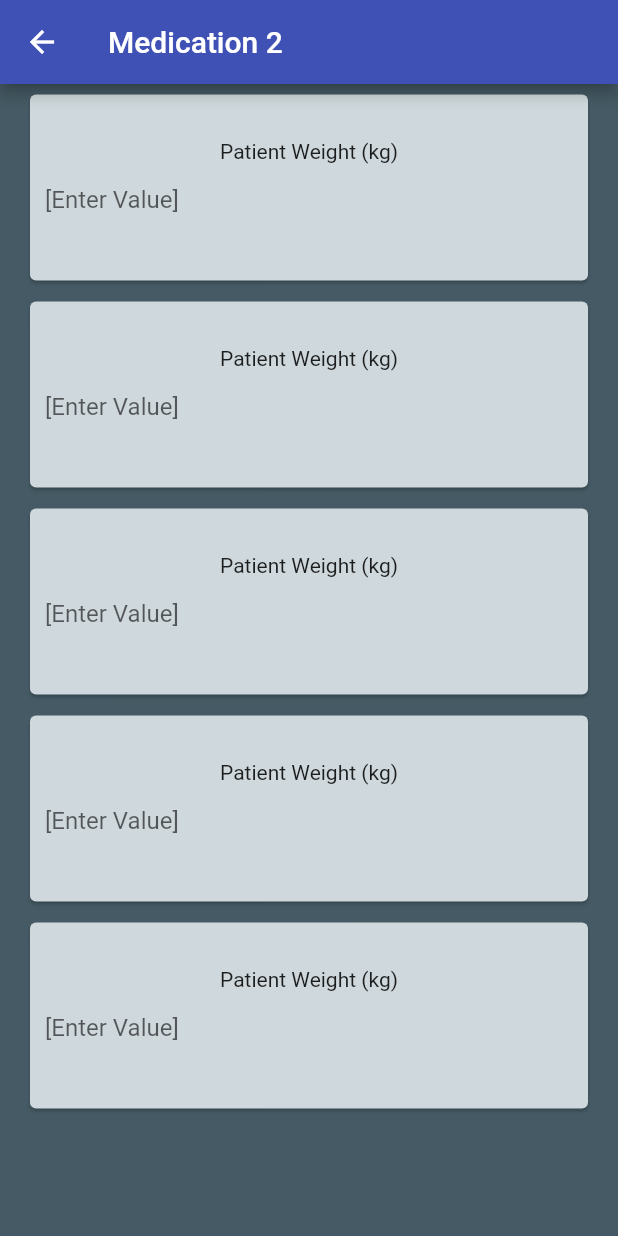
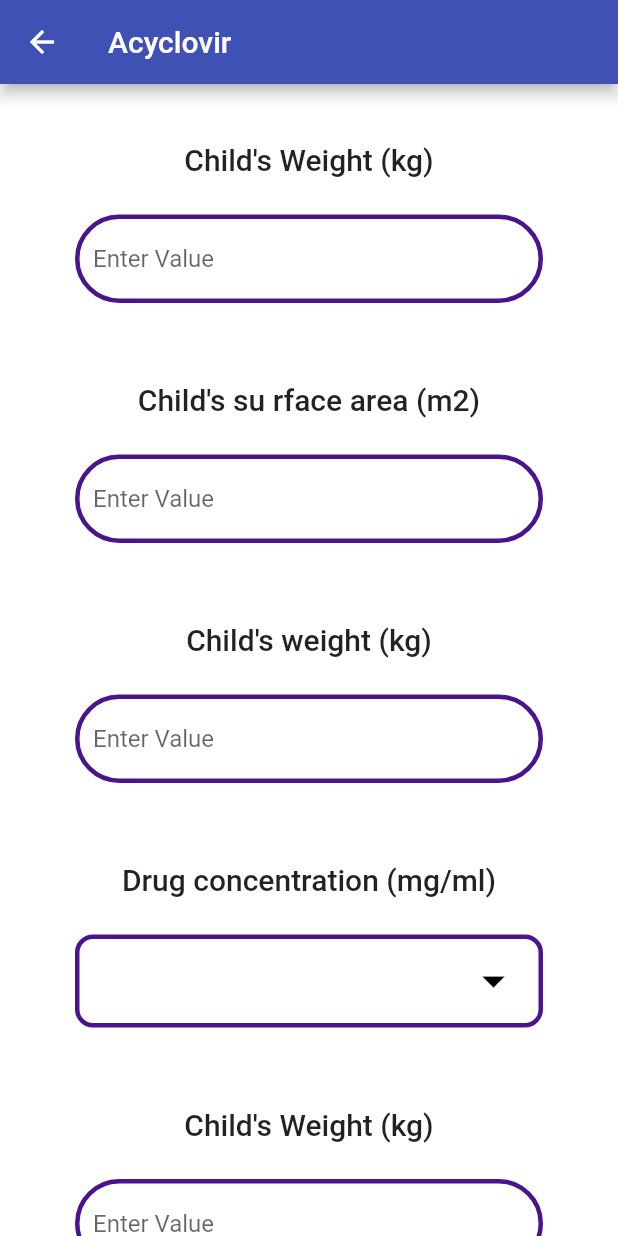
Before and after one commit to CSCIX691DAL/Application-for-Dosing-of-Pediat, a Flutter app: the Med2 screen opened directly, on a phone screen of 412 x 824 dp. Run offline on Flutter 3.47's test engine with Material 2 defaults, Android fonts, the phone set to English and light mode, and no system bars.

Commit message:
changed design for text formFields and added a new drop down list

```diff
--- a/dosing_app/lib/all_page.dart
+++ b/dosing_app/lib/all_page.dart
@@ -103,7 +103,7 @@ class _AllPageState extends State<AllPage> {
               child: Card(
                 child: ListTile(
                   leading: FlutterLogo(size: 72.0),
-                  title: Text('Medication 2'),
+                  title: Text('Acyclovir'),
                   subtitle: Text(
                       'A sufficiently long subtitle warrants three lines.'),
                   trailing: Icon(Icons.more_vert),
--- a/dosing_app/lib/medications/med_2.dart
+++ b/dosing_app/lib/medications/med_2.dart
@@ -1,25 +1,82 @@
-import 'dart:html';
+//import 'dart:html';
 
 import 'package:flutter/material.dart';
 
 class Med2 extends StatelessWidget {
   const Med2({Key? key}) : super(key: key);
 
-  Widget buildCard(cardTitle) {
-    return Card(
-      color: Colors.blueGrey[100],
-      margin: EdgeInsets.symmetric(horizontal: 20, vertical: 7),
-      child: Padding(
-        padding: EdgeInsets.symmetric(horizontal: 10, vertical: 30),
+  @override
+  Widget build(BuildContext context) {
+    return Scaffold(
+      appBar: AppBar(
+        title: Text("Acyclovir"),
+      ),
+      backgroundColor: Colors.white, //page background color
+
+      body: SingleChildScrollView(
         child: Column(
           children: <Widget>[
-            Text(
-              cardTitle,
+            formFieldContainer("Child's Weight (kg)"),
+            formFieldContainer("Child's su rface area (m2)"),
+            formFieldContainer("Child's weight (kg)"),
+            //formFieldContainer("Drug concentration (mg/ml)"), //drop down  list
+            dropDownList(
+              some1: "Drug concentration (mg/ml)",
+            ),
+            formFieldContainer("Child's Weight (kg)"),
+            formFieldContainer("Child's Weight (kg)"),
+            formFieldContainer("Child's Weight (kg)"),
+            formFieldContainer("Child's Weight (kg)"),
+            formFieldContainer("Child's Weight (kg)"),
+          ],
+        ),
+      ),
+    );
+  }
+}
+
+//Stateless widget to create the text form fields
+class formFieldContainer extends StatelessWidget {
+  final String formTitle;
+
+  const formFieldContainer(this.formTitle);
+
+  @override
+  Widget build(BuildContext context) {
+    return Container(
+      color: Colors.white,
+      margin: EdgeInsets.symmetric(horizontal: 20, vertical: 4),
+      child: Padding(
+        padding: EdgeInsets.symmetric(horizontal: 30, vertical: 10),
+        child: Column(
+          children: <Widget>[
+            Container(
+              margin: EdgeInsets.symmetric(horizontal: 0, vertical: 25),
+              child: Text(
+                formTitle,
+                style: TextStyle(
+                  fontSize: 20,
+                  fontWeight: FontWeight.w500,
+                  color: Colors.black87,
+                ),
+              ),
             ),
             TextField(
               decoration: InputDecoration(
-                hintText: "[Enter Value]",
-                border: InputBorder.none,
+                hintText: "Enter Value",
+                enabledBorder: OutlineInputBorder(
+                  borderSide:
+                      BorderSide(color: Colors.purple.shade900, width: 3),
+                  borderRadius: BorderRadius.all(
+                    Radius.circular(30),
+                  ),
+                ),
+                focusedBorder: OutlineInputBorder(
+                  borderSide: BorderSide(color: Colors.blue.shade400, width: 3),
+                  borderRadius: BorderRadius.all(
+                    Radius.circular(50),
+                  ),
+                ),
               ),
             )
           ],
@@ -27,23 +84,70 @@ class Med2 extends StatelessWidget {
       ),
     );
   }
+}
+
+class dropDownList extends StatefulWidget {
+  //const dropDownList({this.formTitle = formTitle});
+  String some1; // receives the value
+
+  dropDownList({required this.some1});
 
   @override
+  _dropDownListState createState() => _dropDownListState();
+}
+
+class _dropDownListState extends State<dropDownList> {
+  final items = ['item1', 'item2', 'item3', 'item4'];
+  String? value;
+
+  // final String listTitle;
+  @override
   Widget build(BuildContext context) {
-    return Scaffold(
-        appBar: AppBar(
-          title: const Text("Medication 2"),
+    return Container(
+      color: Colors.white,
+      margin: EdgeInsets.symmetric(horizontal: 20, vertical: 4),
+      child: Padding(
+        padding: EdgeInsets.symmetric(horizontal: 30, vertical: 10),
+        child: Column(
+          children: <Widget>[
+            Container(
+              margin: EdgeInsets.symmetric(horizontal: 0, vertical: 25),
+              child: Text(
+                widget.some1,
+                style: TextStyle(
+                  fontSize: 20,
+                  fontWeight: FontWeight.w500,
+                  color: Colors.black87,
+                ),
+              ),
+            ),
+            Container(
+                padding: EdgeInsets.symmetric(horizontal: 12, vertical: 4),
+                decoration: BoxDecoration(
+                  borderRadius: BorderRadius.circular(12),
+                  border: Border.all(color: Colors.purple.shade900, width: 3),
+                ),
+                child: DropdownButtonHideUnderline(
+                  child: DropdownButton<String>(
+                    value: value,
+                    iconSize: 36,
+                    icon: Icon(Icons.arrow_drop_down, color: Colors.black),
+                    items: items.map(buildMenuItem).toList(),
+                    isExpanded: true,
+                    onChanged: (value) => setState(() => this.value = value),
+                  ),
+                ))
+          ],
         ),
-        backgroundColor: Colors.blueGrey[700], //page background color
+      ),
+    );
+  }
 
-        body: Column(
-          children: <Widget>[
-            buildCard("Patient Weight (kg)"),
-            buildCard("Patient Weight (kg)"),
-            buildCard("Patient Weight (kg)"),
-            buildCard("Patient Weight (kg)"),
-            buildCard("Patient Weight (kg)"),
-          ],
-        ));
-  }
+  DropdownMenuItem<String> buildMenuItem(String item) => DropdownMenuItem(
+        value: item,
+        child: Text(
+          item,
+          style: TextStyle(fontWeight: FontWeight.bold, fontSize: 20),
+        ),
+      );
 }
```
